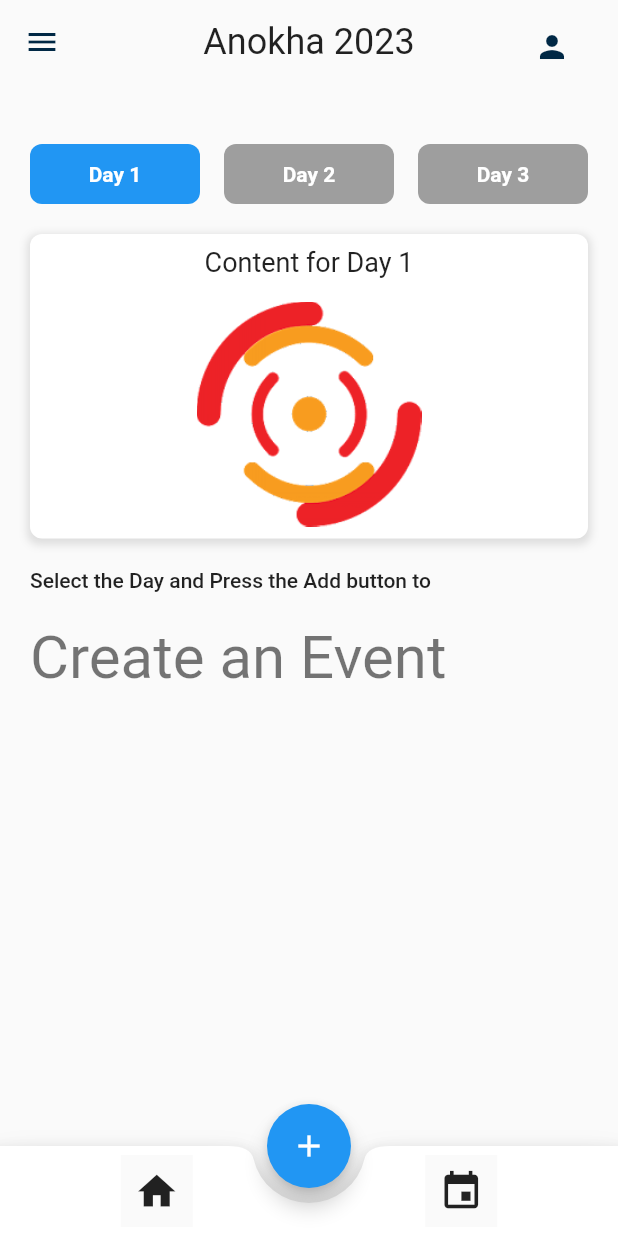
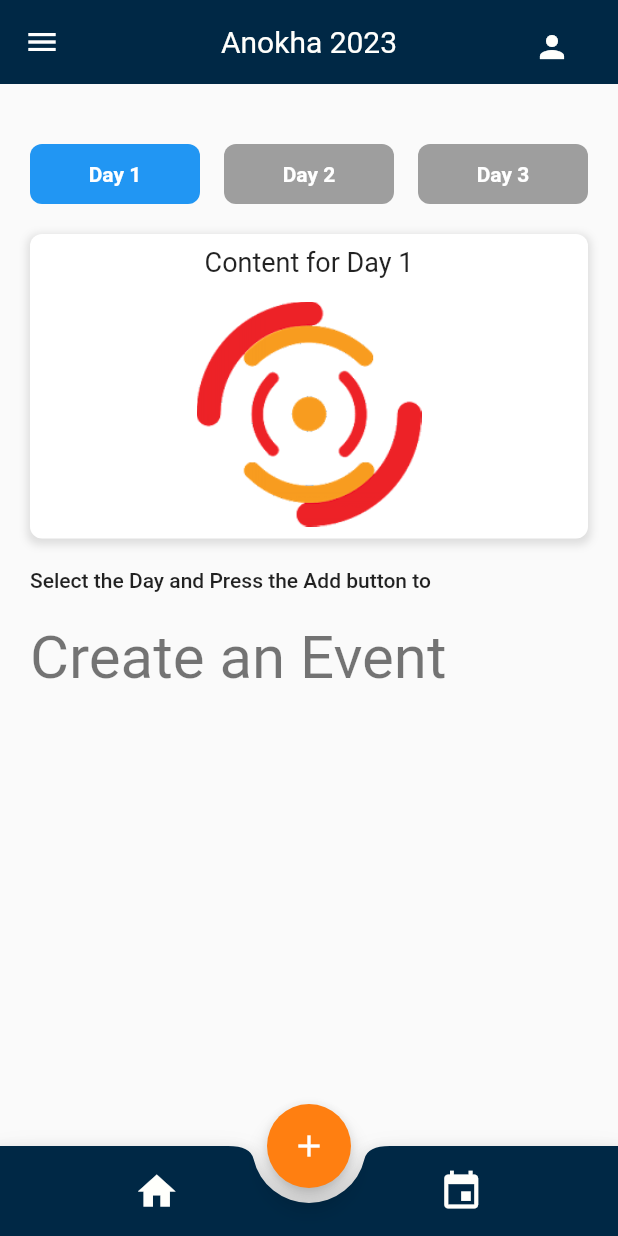
Before and after one commit to LalithGuptha/Admin_App_Anokha, a Flutter app: the screen it shows after launch, after a tap on "Login", on a phone screen of 412 x 824 dp. Run offline on Flutter 3.47's test engine with Material 2 defaults, Android fonts, the phone set to English and light mode, and no system bars; our stand-ins replace animated_splash_screen, hexcolor, lottie; network calls fail.

Commit message:
created events - Backend

```diff
--- a/lib/screens/home_screen.dart
+++ b/lib/screens/home_screen.dart
@@ -1,3 +1,5 @@
+import 'dart:io';
+
 import 'package:admin_app/screens/listofevents.dart';
 import 'package:flutter/material.dart';
 //import 'package:hexcolor/hexcolor.dart';
@@ -29,13 +31,12 @@ class _HomeScreen extends State<HomeScreen> {
       appBar: AppBar(
         leading:  Icon(
           Icons.menu,
-          color: HexColor(blue),
         ),
+          backgroundColor: HexColor("002845"),
         title: Text("Anokha 2023",
-            style: Theme.of(context).textTheme.headlineSmall),
+            style: TextStyle(color: HexColor(white),fontWeight: FontWeight.w400),),
         centerTitle: true,
         elevation: 0,
-        backgroundColor: Colors.transparent,
         actions: [
           Container(
               margin: const EdgeInsets.only(right: 20, top: 7),
@@ -47,7 +48,7 @@ class _HomeScreen extends State<HomeScreen> {
                       MaterialPageRoute(builder: (context) => const ProfilePage()));
                 },
                 icon: Icon(Icons.person),
-                color: HexColor(blue),
+                color: HexColor(white),
               )),
         ],
       ),
@@ -74,8 +75,11 @@ class _HomeScreen extends State<HomeScreen> {
                   MaterialPageRoute(builder: (context) => const CreateEvent()));
             },
             child: Icon(Icons.add),
+            backgroundColor: HexColor(orange),
+
           ),
           bottomNavigationBar: BottomAppBar(
+            color: HexColor(blue),
             shape: const CircularNotchedRectangle(),
             notchMargin: 10,
             child: SizedBox(
@@ -86,15 +90,20 @@ class _HomeScreen extends State<HomeScreen> {
                 children: <Widget>[
                   SizedBox(width: 3),
                   Material(
-                    child:IconButton(onPressed:(){},icon: Icon(Icons.home,size: 30,))
+                    color: HexColor(blue),
+                    child:IconButton(onPressed:(){},icon: Icon(Icons.home,size: 30,),color: HexColor(white))
             ,
                   ),
                   SizedBox(),//to make space for the floating button
                   Material(
+                    color: HexColor(blue),
                     child: IconButton(onPressed:(){
                       Navigator.push(context,
                       MaterialPageRoute(builder: (context) => const Manageevent()));
-                    },icon: Icon(Icons.event,size: 30,))
+                    },
+                        icon: Icon(Icons.event,size: 30,),
+                      color: HexColor(white),
+                    )
                   ),
                   SizedBox(width: 3,)
 
--- a/pubspec.yaml
+++ b/pubspec.yaml
@@ -38,6 +38,7 @@ dependencies:
   cupertino_icons: ^1.0.2
   hexcolor: ^3.0.1
   animated_splash_screen: ^1.3.0
+  http: ^0.13.5
 
 dev_dependencies:
   flutter_test:
```
Also changed, not shown: lib/main1.dart (added, +66 -0 lines), lib/screens/listofevents.dart (+58 -23 lines), pubspec.lock.
